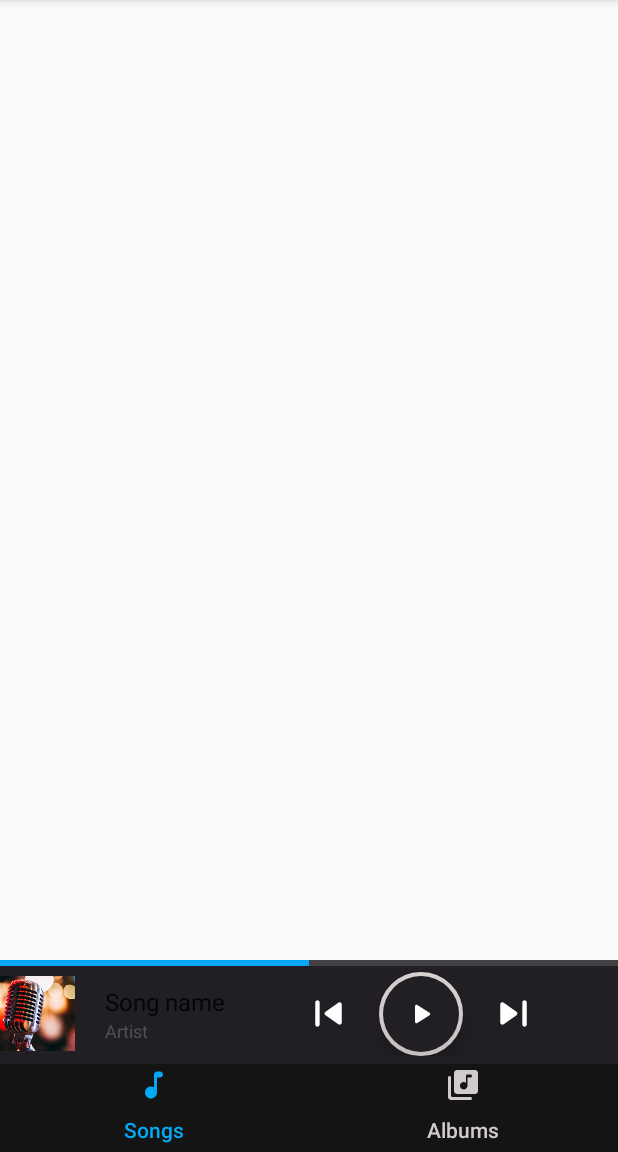
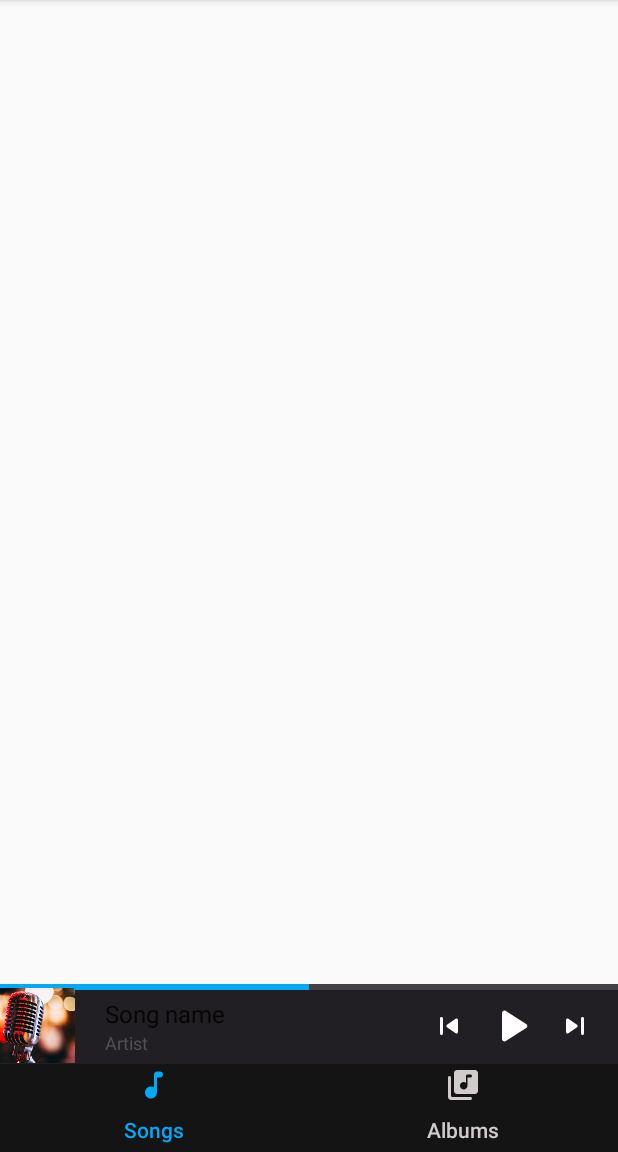
Before and after one commit to minhduc-1999/AudioPlayer, an Android app: the screen it shows after launch (MainActivity), on a phone screen of 412 x 824 dp, the part 84-1236 px from its top. Run offline under Robolectric (Android 15) with nearby library versions, the phone set to English and light mode, and no system bars; 4 statements that could not run were skipped.

Commit message:
bind main activity to service

```diff
--- a/MyAudioPlayer/app/src/main/java/com/example/myaudioplayer/MainActivity.java
+++ b/MyAudioPlayer/app/src/main/java/com/example/myaudioplayer/MainActivity.java
@@ -1,13 +1,18 @@
 package com.example.myaudioplayer;
 
 import android.Manifest;
+import android.content.BroadcastReceiver;
 import android.content.ComponentName;
 import android.content.Context;
 import android.content.Intent;
+import android.content.IntentFilter;
 import android.content.ServiceConnection;
 import android.content.pm.PackageManager;
 import android.database.Cursor;
+import android.graphics.Bitmap;
+import android.graphics.BitmapFactory;
 import android.graphics.PorterDuff;
+import android.media.MediaMetadataRetriever;
 import android.net.Uri;
 import android.os.Bundle;
 import android.os.IBinder;
@@ -17,6 +22,7 @@ import android.view.MenuItem;
 import android.view.View;
 import android.widget.Button;
 import android.widget.ImageView;
+import android.widget.ProgressBar;
 import android.widget.RelativeLayout;
 import android.widget.SeekBar;
 import android.widget.TextView;
@@ -31,8 +37,10 @@ import androidx.fragment.app.Fragment;
 import androidx.fragment.app.FragmentManager;
 import androidx.fragment.app.FragmentPagerAdapter;
 import androidx.lifecycle.MutableLiveData;
+import androidx.localbroadcastmanager.content.LocalBroadcastManager;
 import androidx.viewpager.widget.ViewPager;
 
+import com.bumptech.glide.Glide;
 import com.example.myaudioplayer.audiomodel.MusicFiles;
 import com.example.myaudioplayer.audioservice.AudioService;
 import com.google.android.material.floatingactionbutton.FloatingActionButton;
@@ -48,29 +56,34 @@ public class MainActivity extends AppCompatActivity implements SearchView.OnQuer
     static ArrayList<MusicFiles> albums = new ArrayList<>();
 
     private RelativeLayout nowPlayingCollapse;
-    private SeekBar seekBar;
+    private ProgressBar seekBar;
     private ImageView cover_art;
     private TextView song_name;
     private TextView artist_name;
 
-
+    private boolean isBound = false;
 
     private ImageView pre_btn;
     private ImageView next_btn;
-    private FloatingActionButton play_pause_btn;
+    private ImageView play_pause_btn;
 
     private AudioService audioService;
+    private BroadcastReceiver broadcastReceiver;
+
     @Override
     protected void onCreate(Bundle savedInstanceState) {
         super.onCreate(savedInstanceState);
         setContentView(R.layout.activity_main);
         permission();
+        registerBroadcastReceiver();
         doStartAudioService();
         initView();
+        initEventListener();
     }
 
     @Override
     protected void onDestroy() {
+        LocalBroadcastManager.getInstance(this).unregisterReceiver(broadcastReceiver);
         doStopAudioService();
         super.onDestroy();
     }
@@ -80,41 +93,63 @@ public class MainActivity extends AppCompatActivity implements SearchView.OnQuer
         startService(serviceIntent);
         bindService();
     }
+
     private void doStopAudioService() {
         unbindService(serviceConnection);
         Intent serviceIntent = new Intent(this, AudioService.class);
         stopService(serviceIntent);
     }
+
     private void bindService() {
         Intent serviceIntent = new Intent(this, AudioService.class);
         bindService(serviceIntent, serviceConnection, Context.BIND_AUTO_CREATE);
     }
-    private ServiceConnection serviceConnection = new ServiceConnection () {
+
+    private ServiceConnection serviceConnection = new ServiceConnection() {
         @Override
         public void onServiceConnected(ComponentName name, IBinder service) {
             AudioService.AudioBinder binder = (AudioService.AudioBinder) service;
             audioService = binder.getService();
+            isBound = true;
         }
 
         @Override
         public void onServiceDisconnected(ComponentName name) {
             audioService = null;
+            isBound = false;
         }
     };
 
+    private void registerBroadcastReceiver() {
+        broadcastReceiver = new BroadcastReceiver() {
+            @Override
+            public void onReceive(Context context, Intent intent) {
+                String info = intent.getStringExtra("info");
+                switch (info) {
+                    case AudioService.BRC_AUDIO_CHANGE:
+                        setMetaData(audioService.getCurSong());
+                        break;
+                    default:
+                }
+
+            }
+        };
+        IntentFilter intentFilter = new IntentFilter(AudioService.BRC_SERVICE_FILTER);
+        LocalBroadcastManager.getInstance(this).registerReceiver(broadcastReceiver, intentFilter);
+    }
+
     private void initView() {
         nowPlayingCollapse = findViewById(R.id.now_playing_collapse);
-        /*song_name = findViewById(R.id.song_name);
-        artist_name = findViewById(R.id.song_artist);
-        cover_art = findViewById(R.id.cover_art);
-        next_btn = findViewById(R.id.id_next);
-        pre_btn = findViewById(R.id.id_pre);
-        play_pause_btn = findViewById(R.id.play_pause);
-        seekBar = findViewById(R.id.seekBar);*/
+        this.song_name = findViewById(R.id.song_name);
+        this.artist_name = findViewById(R.id.song_artist);
+        this.cover_art = findViewById(R.id.cover_art);
+        this.next_btn = findViewById(R.id.id_next);
+        this.pre_btn = findViewById(R.id.id_pre);
+        this.play_pause_btn = findViewById(R.id.play_pause);
+        this.seekBar = findViewById(R.id.seekBar);
     }
 
-    private void initEventListener()
-    {
+    private void initEventListener() {
         nowPlayingCollapse.setOnClickListener(new View.OnClickListener() {
             @Override
             public void onClick(View v) {
@@ -124,29 +159,59 @@ public class MainActivity extends AppCompatActivity implements SearchView.OnQuer
         pre_btn.setOnClickListener(new View.OnClickListener() {
             @Override
             public void onClick(View v) {
-
+                if (isBound) {
+                    audioService.preSong();
+                }
             }
         });
         next_btn.setOnClickListener(new View.OnClickListener() {
             @Override
             public void onClick(View v) {
-
+                if (isBound) {
+                    audioService.nextSong();
+                }
             }
         });
         play_pause_btn.setOnClickListener(new View.OnClickListener() {
             @Override
             public void onClick(View v) {
-
+                if (isBound) {
+                    if (audioService.isPlaying()) {
+                        audioService.playPauseAudio(AudioService.ACTION_PAUSE);
+                        play_pause_btn.setImageResource(R.drawable.ic_round_play_arrow_24);
+                    } else {
+                        audioService.playPauseAudio(AudioService.ACTION_PLAY);
+                        play_pause_btn.setImageResource(R.drawable.ic_round_pause_24);
+                    }
+                }
             }
         });
     }
 
+    private void setMetaData(MusicFiles musicFiles) {
+        seekBar.setProgress(0);
+        int durationTotal = Integer.parseInt(musicFiles.getDuration()) / 1000;
+        song_name.setText(musicFiles.getTitle());
+        artist_name.setText(musicFiles.getArtist());
+        seekBar.setMax(durationTotal);
+
+        MediaMetadataRetriever retriever = new MediaMetadataRetriever();
+        retriever.setDataSource(musicFiles.getPath());
+        byte[] art = retriever.getEmbeddedPicture();
+        Bitmap bitmap;
+        if (art != null) {
+            bitmap = BitmapFactory.decodeByteArray(art, 0, art.length);
+            Glide.with(this).asBitmap().load(bitmap).into(cover_art);
+        } else {
+            bitmap = BitmapFactory.decodeResource(getResources(), R.drawable.music_default);
+            Glide.with(this).asBitmap().load(R.drawable.music_default).into(cover_art);
+        }
+    }
+
     private void permission() {
         if (ContextCompat.checkSelfPermission(getApplicationContext(), Manifest.permission.WRITE_EXTERNAL_STORAGE) != PackageManager.PERMISSION_GRANTED) {
-            ActivityCompat.requestPermissions(MainActivity.this, new String[] {Manifest.permission.WRITE_EXTERNAL_STORAGE}, REQUEST_CODE);
-        }
-        else
-        {
+            ActivityCompat.requestPermissions(MainActivity.this, new String[]{Manifest.permission.WRITE_EXTERNAL_STORAGE}, REQUEST_CODE);
+        } else {
             playlists = getAllAudio(this);
             initViewPager();
         }
@@ -158,9 +223,8 @@ public class MainActivity extends AppCompatActivity implements SearchView.OnQuer
         if (requestCode == REQUEST_CODE) {
             playlists = getAllAudio(this);
             initViewPager();
-        }
-        else {
-            ActivityCompat.requestPermissions(MainActivity.this, new String[] {Manifest.permission.WRITE_EXTERNAL_STORAGE}, REQUEST_CODE);
+        } else {
+            ActivityCompat.requestPermissions(MainActivity.this, new String[]{Manifest.permission.WRITE_EXTERNAL_STORAGE}, REQUEST_CODE);
         }
     }
 
@@ -195,9 +259,10 @@ public class MainActivity extends AppCompatActivity implements SearchView.OnQuer
         });
     }
 
-    public static  class ViewPagerAdapter extends FragmentPagerAdapter {
+    public static class ViewPagerAdapter extends FragmentPagerAdapter {
         private ArrayList<Fragment> fragments;
         private ArrayList<String> titles;
+
         public ViewPagerAdapter(@NonNull FragmentManager fm) {
             super(fm);
             this.fragments = new ArrayList<>();
@@ -227,8 +292,7 @@ public class MainActivity extends AppCompatActivity implements SearchView.OnQuer
         }
     }
 
-    public static ArrayList<MusicFiles> getAllAudio(Context context)
-    {
+    public static ArrayList<MusicFiles> getAllAudio(Context context) {
         ArrayList<String> duplicate = new ArrayList<>();
         ArrayList<MusicFiles> tempAudioList = new ArrayList<>();
         Uri uri = MediaStore.Audio.Media.EXTERNAL_CONTENT_URI;
@@ -242,8 +306,7 @@ public class MainActivity extends AppCompatActivity implements SearchView.OnQuer
         };
         Cursor cursor = context.getContentResolver().query(uri, projection, null, null, null);
 
-        if (cursor != null && cursor.moveToFirst())
-        {
+        if (cursor != null && cursor.moveToFirst()) {
             do {
                 String album = cursor.getString(0);
                 String title = cursor.getString(1);
@@ -259,7 +322,7 @@ public class MainActivity extends AppCompatActivity implements SearchView.OnQuer
                     duplicate.add(album);
                 }
             } while (cursor.moveToNext());
-                cursor.close();
+            cursor.close();
         }
         return tempAudioList;
     }
@@ -282,10 +345,8 @@ public class MainActivity extends AppCompatActivity implements SearchView.OnQuer
     public boolean onQueryTextChange(String newText) {
         String userInput = newText.toLowerCase();
         ArrayList<MusicFiles> myFiles = new ArrayList<>();
-        for (MusicFiles song : playlists)
-        {
-            if(song.getTitle().toLowerCase().contains(userInput))
-            {
+        for (MusicFiles song : playlists) {
+            if (song.getTitle().toLowerCase().contains(userInput)) {
                 myFiles.add(song);
             }
         }
--- a/MyAudioPlayer/app/src/main/java/com/example/myaudioplayer/PlayerActivity.java
+++ b/MyAudioPlayer/app/src/main/java/com/example/myaudioplayer/PlayerActivity.java
@@ -131,9 +131,6 @@ public class PlayerActivity extends AppCompatActivity {
             public void onReceive(Context context, Intent intent) {
                 String info = intent.getStringExtra("info");
                 switch (info) {
-                    case AudioService.BRC_AUDIO_COMPLETE:
-
-                        break;
                     case AudioService.BRC_AUDIO_CHANGE:
                         viewModel.getCurSong().setValue(audioService.getCurSong());
                         break;
--- a/MyAudioPlayer/app/src/main/java/com/example/myaudioplayer/audioservice/AudioService.java
+++ b/MyAudioPlayer/app/src/main/java/com/example/myaudioplayer/audioservice/AudioService.java
@@ -141,7 +141,6 @@ public class AudioService extends Service implements MediaPlayer.OnCompletionLis
     @Override
     public void onCompletion(MediaPlayer mp) {
         nextSong();
-        sendServiceBroadcast(BRC_SERVICE_FILTER, BRC_AUDIO_COMPLETE);
     }
 
     private void sendServiceBroadcast(String filter, String info) {
--- a/MyAudioPlayer/app/src/main/res/layout/activity_main.xml
+++ b/MyAudioPlayer/app/src/main/res/layout/activity_main.xml
@@ -49,6 +49,7 @@
                 android:layout_centerVertical="true"
                 android:layout_height="wrap_content"
                 android:layout_marginLeft="20dp"
+                android:layout_toLeftOf="@id/control"
                 android:layout_toRightOf="@+id/cover_art"
                 android:id="@+id/song_ino">
                 <TextView
@@ -68,39 +69,36 @@
                     android:textColor="@color/colorSecondaryText"/>
             </RelativeLayout>
             <RelativeLayout
-                android:layout_width="wrap_content"
+                android:layout_width="130dp"
                 android:layout_margin="5dp"
-                android:layout_height="wrap_content"
-                android:layout_alignParentRight="true"
-                android:layout_toRightOf="@id/song_ino">
+                android:id="@+id/control"
+                android:layout_height="40dp"
+                android:layout_alignParentRight="true">
                 <ImageView
                     android:id="@+id/id_pre"
-                    android:layout_width="35dp"
-                    android:layout_height="35dp"
-                    android:layout_centerVertical="true"
-                    android:layout_marginRight="16dp"
-                    android:layout_toLeftOf="@id/play_pause"
-                    android:src="@drawable/ic_round_skip_previous_24" />
-                <com.google.android.material.floatingactionbutton.FloatingActionButton
-                    android:id="@+id/play_pause"
                     android:layout_width="wrap_content"
                     android:layout_height="wrap_content"
+                    android:layout_centerVertical="true"
+                    android:layout_toLeftOf="@id/play_pause"
+                    android:layout_marginRight="10dp"
+                    android:src="@drawable/ic_round_skip_previous_24" />
+                <ImageView
+                    android:id="@+id/play_pause"
+                    android:layout_width="40dp"
+                    android:layout_height="40dp"
                     android:layout_centerHorizontal="true"
                     android:layout_centerVertical="true"
                     android:backgroundTint="@color/colorPrimary"
-                    android:clickable="true"
-                    android:focusable="true"
                     android:src="@drawable/ic_round_play_arrow_24"
-                    app:borderWidth="2.5dp" />
-
+                    app:borderWidth="2dp" />
                 <ImageView
                     android:id="@+id/id_next"
-                    android:layout_width="35dp"
-                    android:layout_height="35dp"
+                    android:layout_width="wrap_content"
+                    android:layout_height="wrap_content"
+                    android:layout_marginLeft="10dp"
                     android:layout_centerVertical="true"
-                    android:layout_marginLeft="16dp"
                     android:layout_toRightOf="@id/play_pause"
-                    android:src="@drawable/ic_round_skip_next_24" />
+                    android:src="@drawable/ic_round_skip_next_24"/>
             </RelativeLayout>
         </RelativeLayout>
     </RelativeLayout>
```
